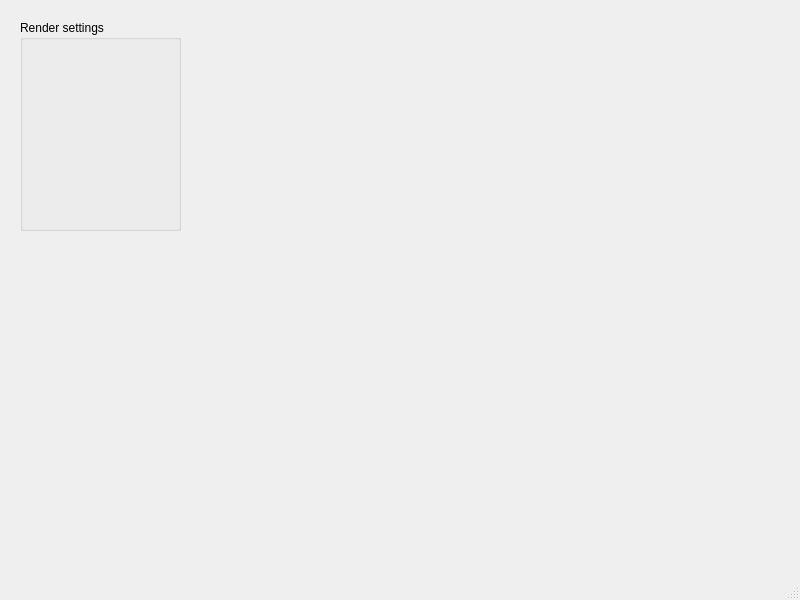
LoveDaisy/ice_halo_sim, file cpp/FastHalo/previewwindow.ui: the form before one commit.
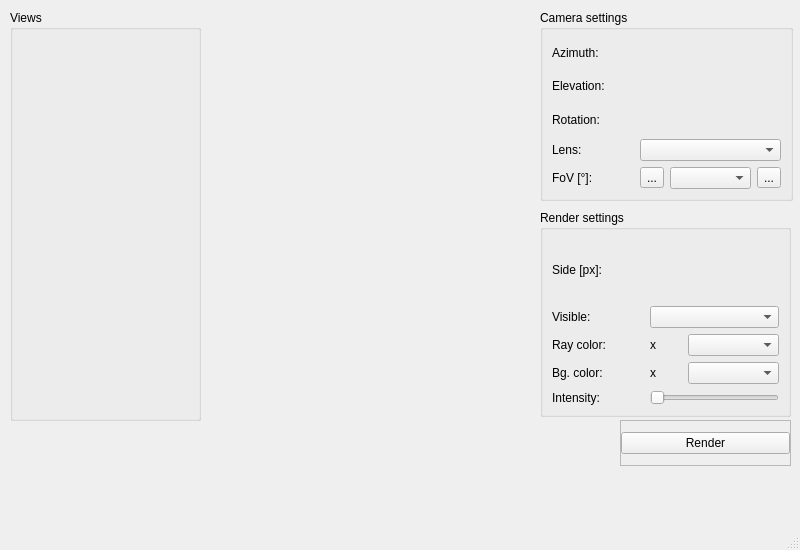
The form after the commit.

Diff of the .ui file:
```diff
--- a/cpp/FastHalo/previewwindow.ui
+++ b/cpp/FastHalo/previewwindow.ui
@@ -7,7 +7,7 @@
     <x>0</x>
     <y>0</y>
     <width>800</width>
-    <height>600</height>
+    <height>550</height>
    </rect>
   </property>
   <property name="windowTitle">
@@ -17,15 +17,274 @@
    <widget class="QGroupBox" name="groupBox">
     <property name="geometry">
      <rect>
-      <x>20</x>
-      <y>20</y>
-      <width>161</width>
-      <height>211</height>
+      <x>540</x>
+      <y>10</y>
+      <width>253</width>
+      <height>191</height>
+     </rect>
+    </property>
+    <property name="title">
+     <string>Camera settings</string>
+    </property>
+    <layout class="QGridLayout" name="camSettingsLayout">
+     <item row="0" column="0">
+      <widget class="QLabel" name="azimuthLabel">
+       <property name="minimumSize">
+        <size>
+         <width>0</width>
+         <height>0</height>
+        </size>
+       </property>
+       <property name="text">
+        <string>Azimuth:</string>
+       </property>
+      </widget>
+     </item>
+     <item row="1" column="0">
+      <widget class="QLabel" name="elevationLabel">
+       <property name="minimumSize">
+        <size>
+         <width>0</width>
+         <height>0</height>
+        </size>
+       </property>
+       <property name="text">
+        <string>Elevation:</string>
+       </property>
+      </widget>
+     </item>
+     <item row="2" column="0">
+      <widget class="QLabel" name="rotationLabel">
+       <property name="minimumSize">
+        <size>
+         <width>0</width>
+         <height>0</height>
+        </size>
+       </property>
+       <property name="text">
+        <string>Rotation:</string>
+       </property>
+      </widget>
+     </item>
+     <item row="3" column="0">
+      <widget class="QLabel" name="lensLabel">
+       <property name="minimumSize">
+        <size>
+         <width>0</width>
+         <height>0</height>
+        </size>
+       </property>
+       <property name="text">
+        <string>Lens:</string>
+       </property>
+      </widget>
+     </item>
+     <item row="4" column="0">
+      <widget class="QLabel" name="fovLabel">
+       <property name="minimumSize">
+        <size>
+         <width>0</width>
+         <height>0</height>
+        </size>
+       </property>
+       <property name="text">
+        <string>FoV [°]:</string>
+       </property>
+      </widget>
+     </item>
+     <item row="4" column="1">
+      <widget class="QToolButton" name="fovMinusBtn">
+       <property name="text">
+        <string>...</string>
+       </property>
+      </widget>
+     </item>
+     <item row="4" column="2">
+      <widget class="QComboBox" name="fovComboBox"/>
+     </item>
+     <item row="4" column="3">
+      <widget class="QToolButton" name="fovAddBtn">
+       <property name="text">
+        <string>...</string>
+       </property>
+      </widget>
+     </item>
+     <item row="3" column="1" colspan="3">
+      <widget class="QComboBox" name="lensComboBox"/>
+     </item>
+    </layout>
+   </widget>
+   <widget class="QGroupBox" name="renderSettingsGroup">
+    <property name="geometry">
+     <rect>
+      <x>540</x>
+      <y>210</y>
+      <width>251</width>
+      <height>207</height>
      </rect>
     </property>
     <property name="title">
      <string>Render settings</string>
     </property>
+    <layout class="QGridLayout" name="renderSettingsLayout">
+     <item row="0" column="0">
+      <widget class="QLabel" name="sideLabel">
+       <property name="text">
+        <string>Side [px]:</string>
+       </property>
+      </widget>
+     </item>
+     <item row="1" column="0">
+      <widget class="QLabel" name="visibleRangeLabel">
+       <property name="text">
+        <string>Visible:</string>
+       </property>
+      </widget>
+     </item>
+     <item row="1" column="1" colspan="2">
+      <widget class="QComboBox" name="visibleRangeComboBox"/>
+     </item>
+     <item row="2" column="0">
+      <widget class="QLabel" name="rayColorLabel">
+       <property name="text">
+        <string>Ray color:</string>
+       </property>
+      </widget>
+     </item>
+     <item row="2" column="1">
+      <widget class="QLabel" name="rayColorIndicator">
+       <property name="sizePolicy">
+        <sizepolicy hsizetype="Fixed" vsizetype="Fixed">
+         <horstretch>0</horstretch>
+         <verstretch>0</verstretch>
+        </sizepolicy>
+       </property>
+       <property name="minimumSize">
+        <size>
+         <width>32</width>
+         <height>20</height>
+        </size>
+       </property>
+       <property name="maximumSize">
+        <size>
+         <width>32</width>
+         <height>20</height>
+        </size>
+       </property>
+       <property name="text">
+        <string>x</string>
+       </property>
+      </widget>
+     </item>
+     <item row="2" column="2">
+      <widget class="QComboBox" name="rayColorComboBox"/>
+     </item>
+     <item row="3" column="0">
+      <widget class="QLabel" name="backgroundColorLabel">
+       <property name="text">
+        <string>Bg. color:</string>
+       </property>
+      </widget>
+     </item>
+     <item row="3" column="1">
+      <widget class="QLabel" name="backgroundColorIndicator">
+       <property name="sizePolicy">
+        <sizepolicy hsizetype="Fixed" vsizetype="Fixed">
+         <horstretch>0</horstretch>
+         <verstretch>0</verstretch>
+        </sizepolicy>
+       </property>
+       <property name="minimumSize">
+        <size>
+         <width>32</width>
+         <height>20</height>
+        </size>
+       </property>
+       <property name="maximumSize">
+        <size>
+         <width>32</width>
+         <height>20</height>
+        </size>
+       </property>
+       <property name="text">
+        <string>x</string>
+       </property>
+      </widget>
+     </item>
+     <item row="3" column="2">
+      <widget class="QComboBox" name="backgroundColorComboBox"/>
+     </item>
+     <item row="4" column="0">
+      <widget class="QLabel" name="intensityLabel">
+       <property name="minimumSize">
+        <size>
+         <width>0</width>
+         <height>0</height>
+        </size>
+       </property>
+       <property name="text">
+        <string>Intensity:</string>
+       </property>
+      </widget>
+     </item>
+     <item row="4" column="1" colspan="2">
+      <widget class="QSlider" name="intensitySlider">
+       <property name="orientation">
+        <enum>Qt::Horizontal</enum>
+       </property>
+      </widget>
+     </item>
+    </layout>
+   </widget>
+   <widget class="QGroupBox" name="viewsGroup">
+    <property name="geometry">
+     <rect>
+      <x>10</x>
+      <y>10</y>
+      <width>191</width>
+      <height>411</height>
+     </rect>
+    </property>
+    <property name="title">
+     <string>Views</string>
+    </property>
+   </widget>
+   <widget class="QFrame" name="renderButtonFrame">
+    <property name="geometry">
+     <rect>
+      <x>620</x>
+      <y>420</y>
+      <width>171</width>
+      <height>46</height>
+     </rect>
+    </property>
+    <property name="frameShape">
+     <enum>QFrame::StyledPanel</enum>
+    </property>
+    <property name="frameShadow">
+     <enum>QFrame::Raised</enum>
+    </property>
+    <layout class="QHBoxLayout" name="horizontalLayout">
+     <property name="leftMargin">
+      <number>0</number>
+     </property>
+     <property name="topMargin">
+      <number>0</number>
+     </property>
+     <property name="rightMargin">
+      <number>0</number>
+     </property>
+     <property name="bottomMargin">
+      <number>0</number>
+     </property>
+     <item>
+      <widget class="QPushButton" name="renderBtn">
+       <property name="text">
+        <string>Render</string>
+       </property>
+      </widget>
+     </item>
+    </layout>
    </widget>
   </widget>
   <widget class="QMenuBar" name="menubar">
```
Left out of the diff: 2 changed lines with no effect on the pictures.
